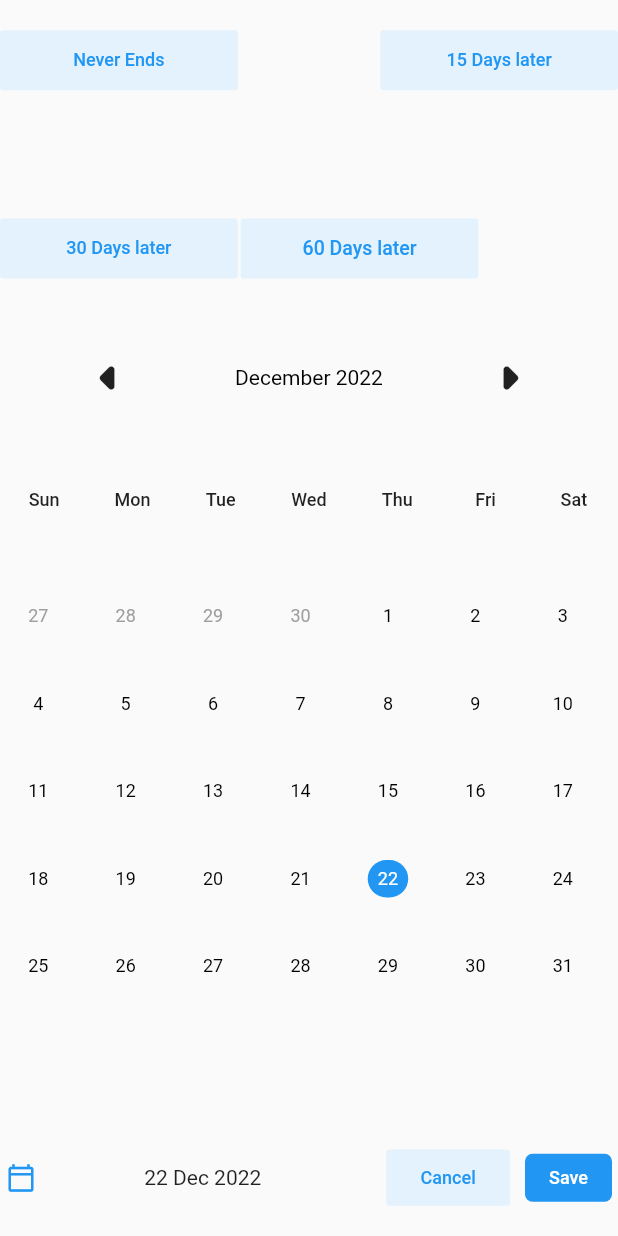
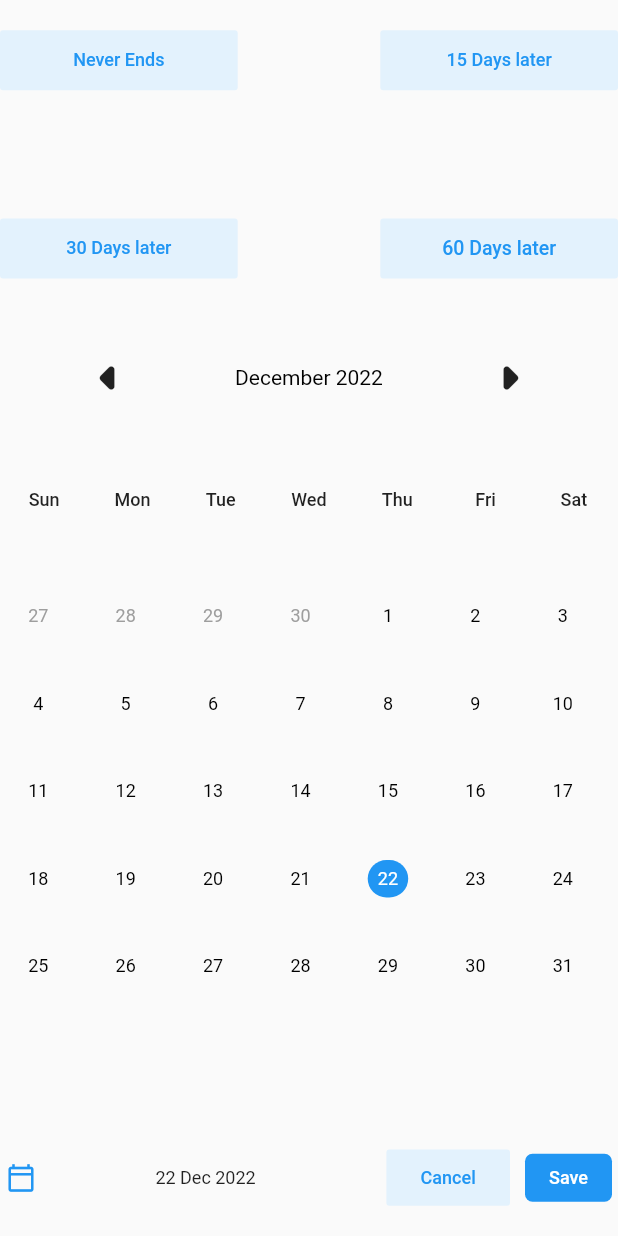
Before and after one commit to chasanpro/DatePicker_Flutter, a Flutter app: what fourPreset() shows on an empty page, opened directly, on a phone screen of 412 x 824 dp. Run offline on Flutter 3.47's test engine with Material 2 defaults, Android fonts, the phone set to English and light mode, and no system bars; our stand-ins replace hive_flutter; accounts and stored records are empty.

Commit message:
prefinal Stable

```diff
--- a/lib/datepickers/fourPreset.dart
+++ b/lib/datepickers/fourPreset.dart
@@ -188,9 +188,7 @@ class fourPresetState extends State<fourPreset> {
                 ),
               ),
             ),
-            const SizedBox(
-              width: 2,
-            ),
+            const Spacer(),
             SizedBox(
               height: 40,
               width: MediaQuery.of(context).size.width / 2.6,
@@ -304,6 +302,7 @@ class fourPresetState extends State<fourPreset> {
                     ),
                     Text(
                       DateFormat('dd MMM yyyy').format(startDate!),
+                      style: TextStyle(fontSize: 12),
                     ),
                     const SizedBox(
                       width: 5,
```
